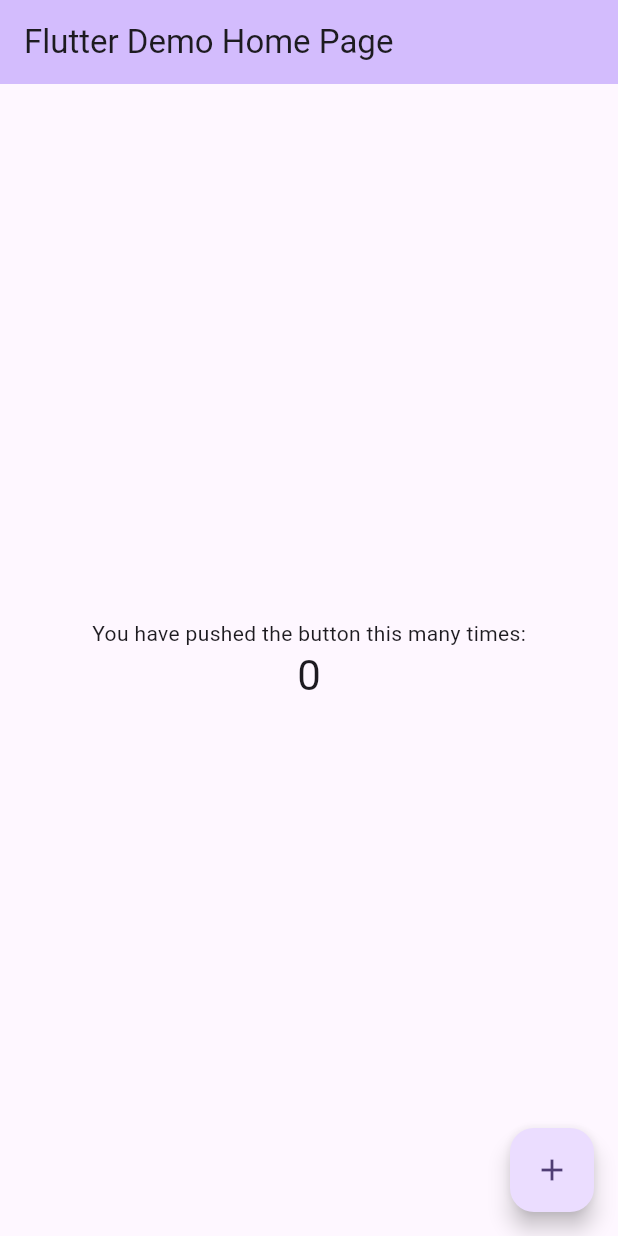
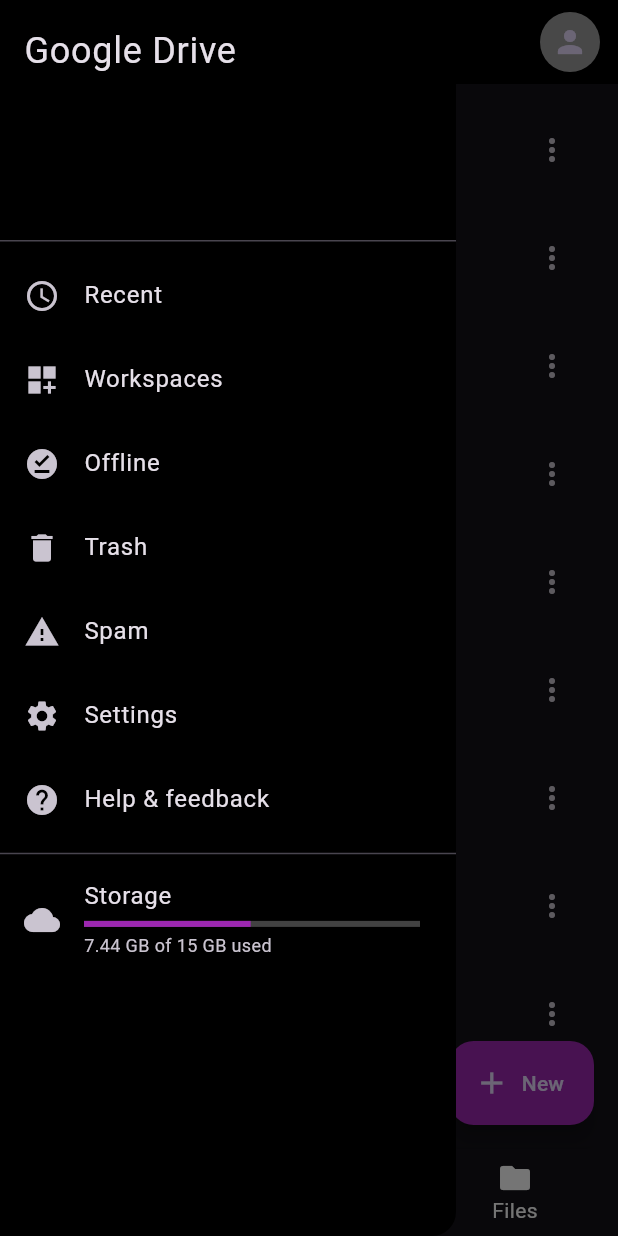
Before and after one commit to JannatulFerdousRiva/lab_evaluation_08-04-25, a Flutter app: the screen it shows after launch, with the side drawer open (before the commit the screen has no drawer), on a phone screen of 412 x 824 dp. Run offline on Flutter 3.47's test engine with Material 3 defaults, Android fonts, the phone set to English and light mode, and no system bars.

Commit message:
Lab Evaluation

```diff
--- a/lib/main.dart
+++ b/lib/main.dart
@@ -1,125 +1,150 @@
 import 'package:flutter/material.dart';
 
 void main() {
-  runApp(const MyApp());
+  runApp(const DriveApp());
 }
 
-class MyApp extends StatelessWidget {
-  const MyApp({super.key});
+class DriveApp extends StatelessWidget {
+  const DriveApp({super.key});
 
-  // This widget is the root of your application.
   @override
   Widget build(BuildContext context) {
     return MaterialApp(
-      title: 'Flutter Demo',
-      theme: ThemeData(
-        // This is the theme of your application.
-        //
-        // TRY THIS: Try running your application with "flutter run". You'll see
-        // the application has a purple toolbar. Then, without quitting the app,
-        // try changing the seedColor in the colorScheme below to Colors.green
-        // and then invoke "hot reload" (save your changes or press the "hot
-        // reload" button in a Flutter-supported IDE, or press "r" if you used
-        // the command line to start the app).
-        //
-        // Notice that the counter didn't reset back to zero; the application
-        // state is not lost during the reload. To reset the state, use hot
-        // restart instead.
-        //
-        // This works for code too, not just values: Most code changes can be
-        // tested with just a hot reload.
-        colorScheme: ColorScheme.fromSeed(seedColor: Colors.deepPurple),
-        useMaterial3: true,
-      ),
-      home: const MyHomePage(title: 'Flutter Demo Home Page'),
+      debugShowCheckedModeBanner: false,
+      title: 'Drive UI',
+      theme: ThemeData.dark(), // Dark theme for Drive-like look
+      home: const DriveHome(),
     );
   }
 }
 
-class MyHomePage extends StatefulWidget {
-  const MyHomePage({super.key, required this.title});
-
-  // This widget is the home page of your application. It is stateful, meaning
-  // that it has a State object (defined below) that contains fields that affect
-  // how it looks.
-
-  // This class is the configuration for the state. It holds the values (in this
-  // case the title) provided by the parent (in this case the App widget) and
-  // used by the build method of the State. Fields in a Widget subclass are
-  // always marked "final".
-
-  final String title;
-
-  @override
-  State<MyHomePage> createState() => _MyHomePageState();
-}
-
-class _MyHomePageState extends State<MyHomePage> {
-  int _counter = 0;
-
-  void _incrementCounter() {
-    setState(() {
-      // This call to setState tells the Flutter framework that something has
-      // changed in this State, which causes it to rerun the build method below
-      // so that the display can reflect the updated values. If we changed
-      // _counter without calling setState(), then the build method would not be
-      // called again, and so nothing would appear to happen.
-      _counter++;
-    });
-  }
+class DriveHome extends StatelessWidget {
+  const DriveHome({super.key});
 
   @override
   Widget build(BuildContext context) {
-    // This method is rerun every time setState is called, for instance as done
-    // by the _incrementCounter method above.
-    //
-    // The Flutter framework has been optimized to make rerunning build methods
-    // fast, so that you can just rebuild anything that needs updating rather
-    // than having to individually change instances of widgets.
     return Scaffold(
+      drawer: const DriveDrawer(),
       appBar: AppBar(
-        // TRY THIS: Try changing the color here to a specific color (to
-        // Colors.amber, perhaps?) and trigger a hot reload to see the AppBar
-        // change color while the other colors stay the same.
-        backgroundColor: Theme.of(context).colorScheme.inversePrimary,
-        // Here we take the value from the MyHomePage object that was created by
-        // the App.build method, and use it to set our appbar title.
-        title: Text(widget.title),
+        title: const TextField(
+          decoration: InputDecoration(
+            hintText: 'Search in Drive',
+            prefixIcon: Icon(Icons.search),
+            border: InputBorder.none,
+          ),
+        ),
+        actions: [
+          Padding(
+            padding: const EdgeInsets.only(right: 12),
+            child: CircleAvatar(
+              backgroundColor: Colors.grey,
+              child: Icon(Icons.person),
+            ),
+          ),
+        ],
+        backgroundColor: Colors.black,
       ),
-      body: Center(
-        // Center is a layout widget. It takes a single child and positions it
-        // in the middle of the parent.
-        child: Column(
-          // Column is also a layout widget. It takes a list of children and
-          // arranges them vertically. By default, it sizes itself to fit its
-          // children horizontally, and tries to be as tall as its parent.
-          //
-          // Column has various properties to control how it sizes itself and
-          // how it positions its children. Here we use mainAxisAlignment to
-          // center the children vertically; the main axis here is the vertical
-          // axis because Columns are vertical (the cross axis would be
-          // horizontal).
-          //
-          // TRY THIS: Invoke "debug painting" (choose the "Toggle Debug Paint"
-          // action in the IDE, or press "p" in the console), to see the
-          // wireframe for each widget.
-          mainAxisAlignment: MainAxisAlignment.center,
-          children: <Widget>[
-            const Text(
-              'You have pushed the button this many times:',
-            ),
-            Text(
-              '$_counter',
-              style: Theme.of(context).textTheme.headlineMedium,
-            ),
-          ],
-        ),
+      body: ListView(
+        padding: const EdgeInsets.all(8),
+        children: const [
+          DriveItem(name: "AR/VR & Development", date: "Sep 4, 2024", icon: Icons.folder),
+          DriveItem(name: "Colab Notebooks", date: "Nov 4, 2023", icon: Icons.folder_copy),
+          DriveItem(name: "CSE - Lec.", date: "Sep 7, 2024", icon: Icons.folder),
+          DriveItem(name: "Development", date: "Dec 25, 2024", icon: Icons.folder),
+          DriveItem(name: "FYDP", date: "Sep 11, 2024", icon: Icons.folder_special),
+          DriveItem(name: "Research", date: "Jul 20, 2023", icon: Icons.folder),
+          DriveItem(name: "TA", date: "Feb 23, 2024", icon: Icons.folder),
+          DriveItem(name: "Zion", date: "May 6, 2023", icon: Icons.folder),
+          DriveItem(name: "Git.pptx", date: "Mar 24", icon: Icons.slideshow),
+        ],
       ),
-      floatingActionButton: FloatingActionButton(
-        onPressed: _incrementCounter,
-        tooltip: 'Increment',
-        child: const Icon(Icons.add),
-      ), // This trailing comma makes auto-formatting nicer for build methods.
+      bottomNavigationBar: BottomNavigationBar(
+        backgroundColor: Colors.black,
+        selectedItemColor: Colors.white,
+        unselectedItemColor: Colors.grey,
+        currentIndex: 3,
+        items: const [
+          BottomNavigationBarItem(icon: Icon(Icons.home), label: 'Home'),
+          BottomNavigationBarItem(icon: Icon(Icons.star), label: 'Starred'),
+          BottomNavigationBarItem(icon: Icon(Icons.share), label: 'Shared'),
+          BottomNavigationBarItem(icon: Icon(Icons.folder), label: 'Files'),
+        ],
+      ),
+      floatingActionButton: FloatingActionButton.extended(
+        backgroundColor: Colors.purple,
+        icon: const Icon(Icons.add),
+        label: const Text('New'),
+        onPressed: () {},
+      ),
     );
   }
 }
+
+class DriveItem extends StatelessWidget {
+  final String name;
+  final String date;
+  final IconData icon;
+
+  const DriveItem({
+    super.key,
+    required this.name,
+    required this.date,
+    required this.icon,
+  });
+
+  @override
+  Widget build(BuildContext context) {
+    return ListTile(
+      leading: Icon(icon, color: Colors.white),
+      title: Text(name),
+      subtitle: Text('Modified $date'),
+      trailing: const Icon(Icons.more_vert),
+    );
+  }
+}
+
+class DriveDrawer extends StatelessWidget {
+  const DriveDrawer({super.key});
+
+  @override
+  Widget build(BuildContext context) {
+    return Drawer(
+      backgroundColor: Colors.black,
+      child: ListView(
+        children: [
+          const DrawerHeader(
+            child: Text(
+              'Google Drive',
+              style: TextStyle(fontSize: 24),
+            ),
+          ),
+          const ListTile(leading: Icon(Icons.access_time), title: Text("Recent")),
+          const ListTile(leading: Icon(Icons.dashboard_customize), title: Text("Workspaces")),
+          const ListTile(leading: Icon(Icons.offline_pin), title: Text("Offline")),
+          const ListTile(leading: Icon(Icons.delete), title: Text("Trash")),
+          const ListTile(leading: Icon(Icons.warning), title: Text("Spam")),
+          const ListTile(leading: Icon(Icons.settings), title: Text("Settings")),
+          const ListTile(leading: Icon(Icons.help), title: Text("Help & feedback")),
+          const Divider(),
+          ListTile(
+            leading: const Icon(Icons.cloud),
+            title: const Text("Storage"),
+            subtitle: Column(
+              crossAxisAlignment: CrossAxisAlignment.start,
+              children: [
+                const SizedBox(height: 4),
+                LinearProgressIndicator(
+                  value: 7.44 / 15.0,
+                  color: Colors.purple,
+                  backgroundColor: Colors.grey[800],
+                ),
+                const SizedBox(height: 4),
+                const Text("7.44 GB of 15 GB used", style: TextStyle(fontSize: 12)),
+              ],
+            ),
+          ),
+        ],
+      ),
+    );
+  }
+}
```
